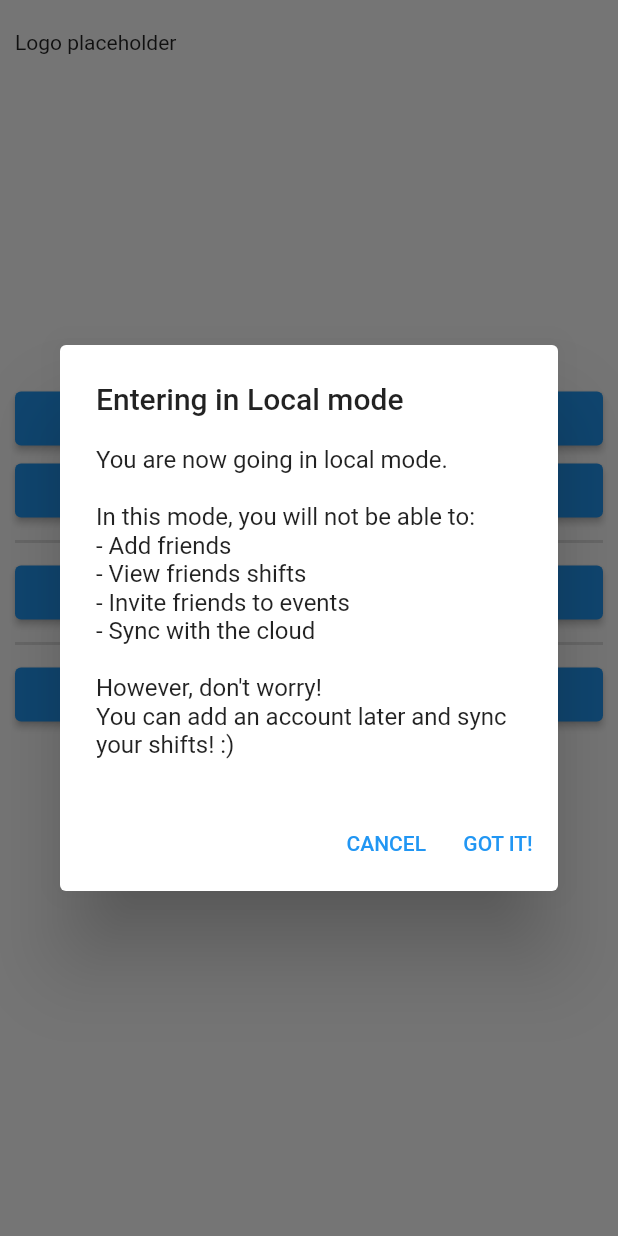
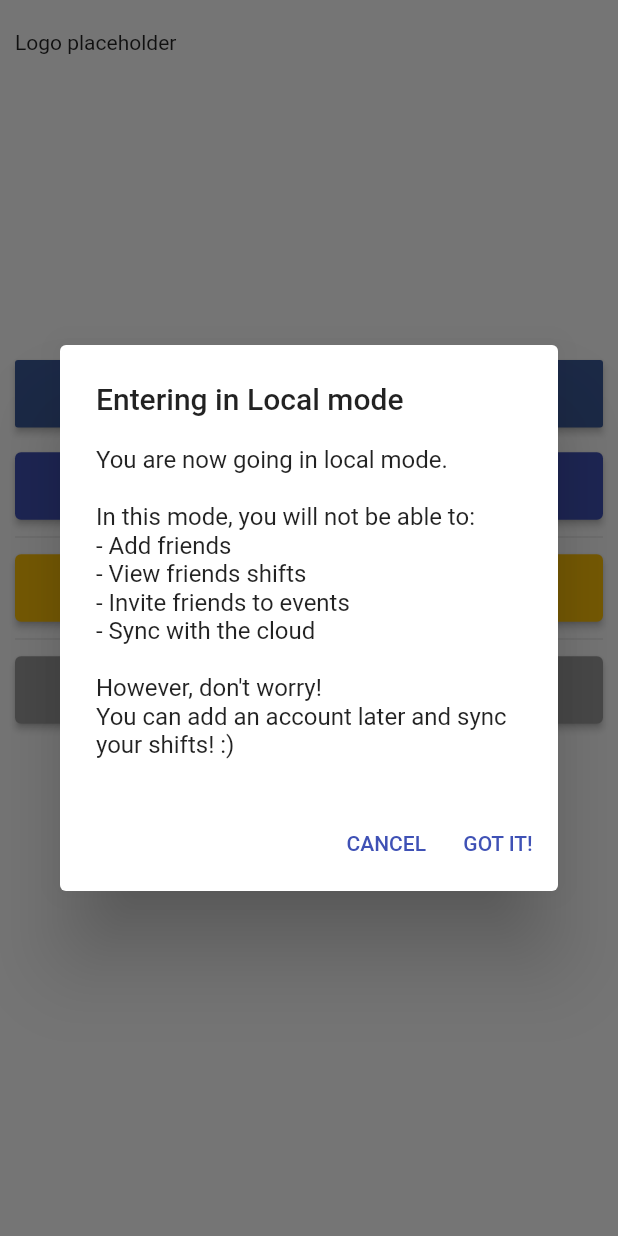
Before and after one commit to rodrigo-sp17/sea-mates, a Flutter app: the screen it shows after launch, after a tap on "Continue offline", on a phone screen of 412 x 824 dp. Run offline on Flutter 3.47's test engine with Material 2 defaults, Android fonts, the phone set to English and light mode, and no system bars; our stand-ins replace email_validator, flutter_signin_button, hive, hive_flutter, table_calendar, webview_flutter; accounts and stored records are empty.

Commit message:
feat: Add Forgot password button

```diff
--- a/lib/main.dart
+++ b/lib/main.dart
@@ -53,8 +53,13 @@ class MyApp extends StatelessWidget {
         child: MaterialApp(
             title: 'Flutter Demo',
             theme: ThemeData(
-              primarySwatch: Colors.blue,
-            ),
+                primarySwatch: Colors.indigo,
+                elevatedButtonTheme: ElevatedButtonThemeData(
+                    style: ButtonStyle(
+                        minimumSize:
+                            MaterialStateProperty.all(Size.fromHeight(45)),
+                        textStyle: MaterialStateProperty.all(TextStyle(
+                            fontSize: 16, fontWeight: FontWeight.bold))))),
             home: Consumer<UserModel>(
               builder: (context, model, child) {
                 if (model.userStatus != UserStatus.ANONYMOUS) {
--- a/lib/view/welcome_page.dart
+++ b/lib/view/welcome_page.dart
@@ -1,7 +1,11 @@
 import 'package:flutter/material.dart';
 import 'package:flutter/widgets.dart';
+import 'package:flutter_signin_button/button_list.dart';
+import 'package:flutter_signin_button/button_view.dart';
 import 'package:provider/provider.dart';
+import 'package:sea_mates/api_utils.dart';
 import 'package:sea_mates/model/user_model.dart';
+import 'package:url_launcher/url_launcher.dart';
 
 class WelcomePage extends StatelessWidget {
   @override
@@ -18,53 +22,73 @@ class WelcomePage extends StatelessWidget {
                 height: 220,
                 child: Text('Logo placeholder'),
               ),
+              ConstrainedBox(
+                constraints: BoxConstraints.tightFor(height: 45),
+                child: SignInButton(Buttons.Facebook,
+                    text: 'Continue with Facebook',
+                    onPressed: () => Navigator.pushNamed(context, '/oauth2')),
+              ),
               SizedBox(
                 height: 15,
               ),
               ElevatedButton(
                   onPressed: () {
-                    Navigator.pushNamed(context, '/oauth2');
-                  },
-                  child: Text("Continue with Facebook")),
-              ElevatedButton(
-                  onPressed: () {
                     Navigator.pushNamed(context, '/login');
                   },
-                  child: Text("Login")),
+                  child: Text("Login with email")),
               Divider(
                 height: 20,
-                thickness: 2,
+                thickness: 0,
               ),
               ElevatedButton(
+                  style: ButtonStyle(
+                      backgroundColor: MaterialStateProperty.all(Colors.amber)),
                   onPressed: () {
                     Navigator.pushNamed(context, '/signup');
                   },
                   child: Text("Signup")),
               Divider(
                 height: 20,
-                thickness: 2,
+                thickness: 0,
               ),
               Consumer<UserModel>(builder: (context, model, child) {
                 switch (model.userStatus) {
                   case UserStatus.ANONYMOUS:
                     return ElevatedButton(
+                        style: ButtonStyle(
+                            backgroundColor:
+                                MaterialStateProperty.all(Colors.grey)),
                         onPressed: () {
                           _showLocalUserDialog(context);
                         },
                         child: Text("Continue offline"));
                   case UserStatus.LOCAL:
                     return ElevatedButton(
+                        style: ButtonStyle(
+                            backgroundColor:
+                                MaterialStateProperty.all(Colors.grey)),
                         onPressed: () => Navigator.pushNamed(context, '/home'),
                         child: Text("Remain in local mode"));
                   case UserStatus.AUTH:
                     return ElevatedButton(
+                      style: ButtonStyle(
+                          backgroundColor:
+                              MaterialStateProperty.all(Colors.grey)),
                       onPressed: () => _showLogoutDialog(context),
                       child: Text("Logout"),
                     );
                   default:
                     throw AssertionError("Unrecognized user status");
                 }
-              })
+              }),
+              SizedBox(
+                height: 15,
+              ),
+              TextButton(
+                onPressed: () => launch(
+                    Uri.https(ApiUtils.API_BASE, '/recovery').toString()),
+                child: Text('Forgot your password?'),
+              )
             ],
           ))),
     );
--- a/pubspec.yaml
+++ b/pubspec.yaml
@@ -42,6 +42,8 @@ dependencies:
   json_annotation: ^4.0.1
   logging: ^1.0.1
   webview_flutter: ^2.0.4
+  flutter_signin_button: ^2.0.0
+  url_launcher: ^6.0.3
 
 dev_dependencies:
   flutter_test:
```
Also changed, not shown: pubspec.lock.
